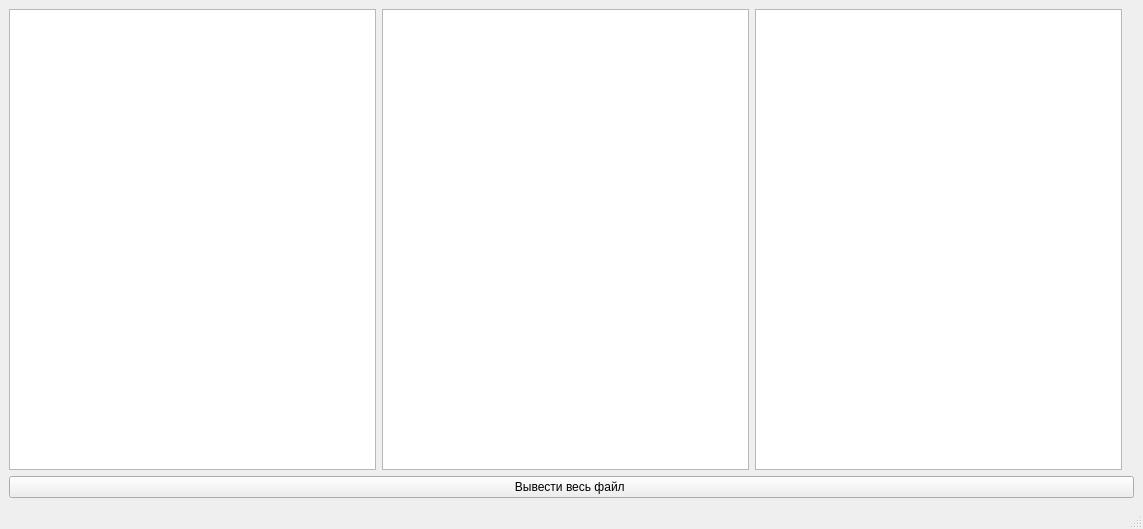
First picture: the form in mainwindow.ui, repository PaveLOLOL/Parser, before the edit.
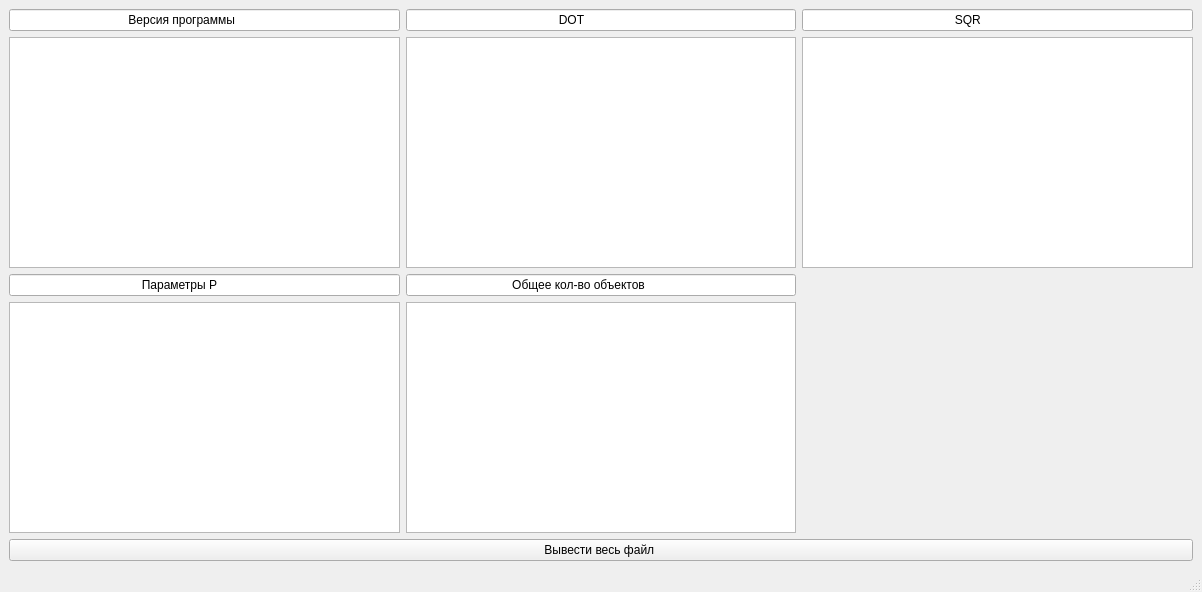
Second picture: the form after the edit.

Commit message: последнее изменение на 06.12.2020

```diff
--- a/mainwindow.ui
+++ b/mainwindow.ui
@@ -6,8 +6,8 @@
    <rect>
     <x>0</x>
     <y>0</y>
-    <width>1143</width>
-    <height>529</height>
+    <width>1202</width>
+    <height>592</height>
    </rect>
   </property>
   <property name="windowTitle">
@@ -15,17 +15,7 @@
   </property>
   <widget class="QWidget" name="centralwidget">
    <layout class="QGridLayout" name="gridLayout">
-    <item row="0" column="2">
-     <widget class="QTextEdit" name="textEdit_3">
-      <property name="undoRedoEnabled">
-       <bool>true</bool>
-      </property>
-      <property name="lineWrapMode">
-       <enum>QTextEdit::NoWrap</enum>
-      </property>
-     </widget>
-    </item>
-    <item row="0" column="1">
+    <item row="1" column="1">
      <widget class="QTextEdit" name="textEdit_2">
       <property name="undoRedoEnabled">
        <bool>true</bool>
@@ -38,7 +28,68 @@
       </property>
      </widget>
     </item>
+    <item row="3" column="0">
+     <widget class="QTextEdit" name="textEdit_4"/>
+    </item>
+    <item row="0" column="1">
+     <widget class="QLineEdit" name="lineEdit_2">
+      <property name="text">
+       <string>                                             DOT</string>
+      </property>
+      <property name="frame">
+       <bool>true</bool>
+      </property>
+      <property name="cursorPosition">
+       <number>48</number>
+      </property>
+     </widget>
+    </item>
+    <item row="2" column="0">
+     <widget class="QLineEdit" name="lineEdit_4">
+      <property name="text">
+       <string>                                       Параметры P</string>
+      </property>
+     </widget>
+    </item>
+    <item row="0" column="2">
+     <widget class="QLineEdit" name="lineEdit_3">
+      <property name="text">
+       <string>                                             SQR</string>
+      </property>
+     </widget>
+    </item>
+    <item row="1" column="2">
+     <widget class="QTextEdit" name="textEdit_3">
+      <property name="undoRedoEnabled">
+       <bool>true</bool>
+      </property>
+      <property name="lineWrapMode">
+       <enum>QTextEdit::NoWrap</enum>
+      </property>
+     </widget>
+    </item>
+    <item row="3" column="1">
+     <widget class="QTextEdit" name="textEdit_7">
+      <property name="html">
+       <string>&lt;!DOCTYPE HTML PUBLIC &quot;-//W3C//DTD HTML 4.0//EN&quot; &quot;http://www.w3.org/TR/REC-html40/strict.dtd&quot;&gt;
+&lt;html&gt;&lt;head&gt;&lt;meta name=&quot;qrichtext&quot; content=&quot;1&quot; /&gt;&lt;style type=&quot;text/css&quot;&gt;
+p, li { white-space: pre-wrap; }
+&lt;/style&gt;&lt;/head&gt;&lt;body style=&quot; font-family:'MS Shell Dlg 2'; font-size:7.8pt; font-weight:400; font-style:normal;&quot;&gt;
+&lt;p style=&quot;-qt-paragraph-type:empty; margin-top:0px; margin-bottom:0px; margin-left:0px; margin-right:0px; -qt-block-indent:0; text-indent:0px; font-size:6.6pt; font-weight:296;&quot;&gt;&lt;br /&gt;&lt;/p&gt;&lt;/body&gt;&lt;/html&gt;</string>
+      </property>
+      <property name="textInteractionFlags">
+       <set>Qt::TextSelectableByKeyboard|Qt::TextSelectableByMouse</set>
+      </property>
+     </widget>
+    </item>
     <item row="0" column="0">
+     <widget class="QLineEdit" name="lineEdit">
+      <property name="text">
+       <string>                                   Версия программы</string>
+      </property>
+     </widget>
+    </item>
+    <item row="1" column="0">
      <widget class="QTextEdit" name="textEdit">
       <property name="enabled">
        <bool>true</bool>
@@ -54,7 +105,14 @@
       </property>
      </widget>
     </item>
-    <item row="1" column="0" colspan="5">
+    <item row="2" column="1">
+     <widget class="QLineEdit" name="lineEdit_5">
+      <property name="text">
+       <string>                               Общее кол-во объектов</string>
+      </property>
+     </widget>
+    </item>
+    <item row="4" column="0" colspan="3">
      <widget class="QPushButton" name="downloadFile">
       <property name="text">
        <string>Вывести весь файл </string>
```
Left out of the diff: 2 changed lines with no effect on the pictures. The commit also changes 1 other file.
